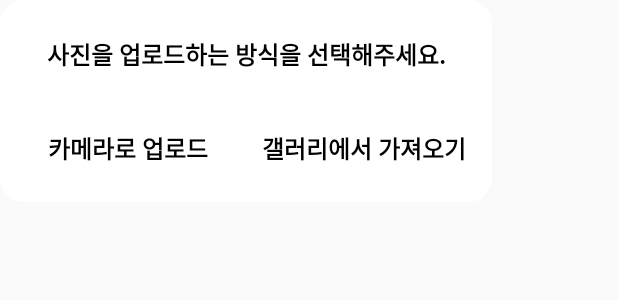
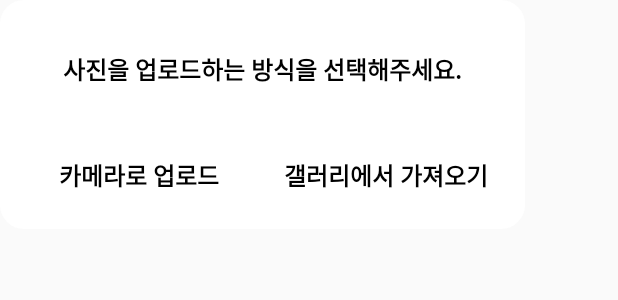
Before and after one commit to koreahacks/2021-jcozy-Android, an Android app: the layout popup_custom.xml on its own in the app's theme, with its tools: preview values and no code run, on a phone screen of 412 x 824 dp. Shown: the top 300 px of the screen. Run offline under Robolectric (Android 15) with nearby library versions, the phone set to English and light mode, and no system bars.

Commit message:
카메라+갤러리

```diff
--- a/Trolly/app/src/main/res/layout/popup_custom.xml
+++ b/Trolly/app/src/main/res/layout/popup_custom.xml
@@ -2,7 +2,7 @@
 <androidx.constraintlayout.widget.ConstraintLayout xmlns:android="http://schemas.android.com/apk/res/android"
     xmlns:app="http://schemas.android.com/apk/res-auto"
     android:id="@+id/popup_logout"
-    android:layout_width="328dp"
+    android:layout_width="350dp"
     android:layout_height="wrap_content"
     android:paddingTop="24dp"
     android:background="@drawable/white_roundbox_16">
@@ -11,23 +11,23 @@
         android:id="@+id/tv_content"
         android:layout_width="wrap_content"
         android:layout_height="wrap_content"
-        android:layout_marginTop="8dp"
         android:fontFamily="@font/spoqahansansneo"
         android:gravity="center_horizontal"
         android:includeFontPadding="false"
         android:text="사진을 업로드하는 방식을 선택해주세요."
         android:textColor="@color/black"
         android:textFontWeight="700"
-        android:textSize="16sp"
-        android:textStyle="normal"
+        android:textSize="16dp"
+        android:layout_marginTop="10dp"
         app:layout_constraintEnd_toEndOf="parent"
-        app:layout_constraintStart_toStartOf="parent" />
+        app:layout_constraintStart_toStartOf="parent"
+        app:layout_constraintTop_toTopOf="parent" />
 
     <Button
         android:id="@+id/btn_camera"
         android:layout_width="145dp"
         android:layout_height="47dp"
-        android:layout_marginTop="27dp"
+        android:layout_marginTop="35dp"
         android:background="@color/white"
         android:fontFamily="@font/spoqahansansneo"
         android:includeFontPadding="false"
--- /dev/null
+++ b/Trolly/app/src/main/res/xml/file_paths.xml
@@ -0,0 +1,4 @@
+<?xml version="1.0" encoding="utf-8"?>
+<paths xmlns:android="http://schemas.android.com/apk/res/android">
+    <external-path name="my_images" path="Android/data/com.jcozy.trolly/files/Pictures" />
+</paths>
```
Also changed, not shown: Trolly/app/src/main/AndroidManifest.xml (+11 -0 lines), Trolly/app/src/main/java/com/jcozy/trolly/ui/questdetail/QuestDetailActivity.kt (+105 -6 lines).
